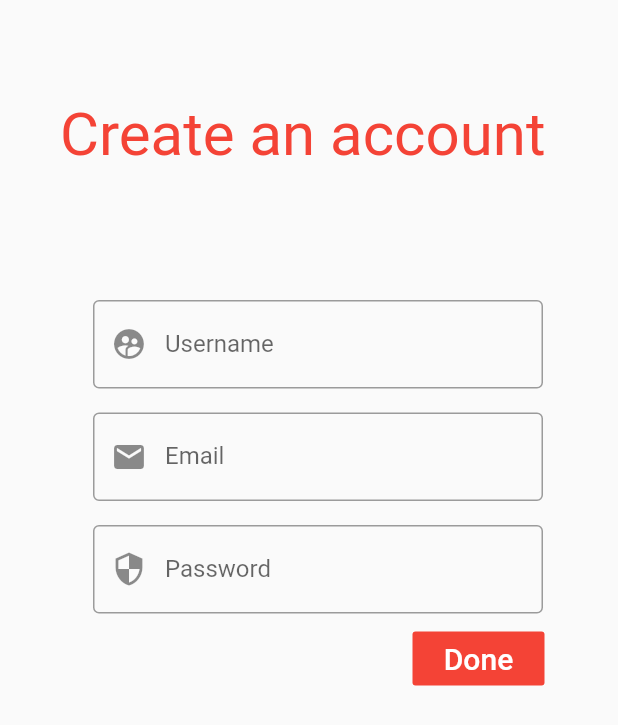
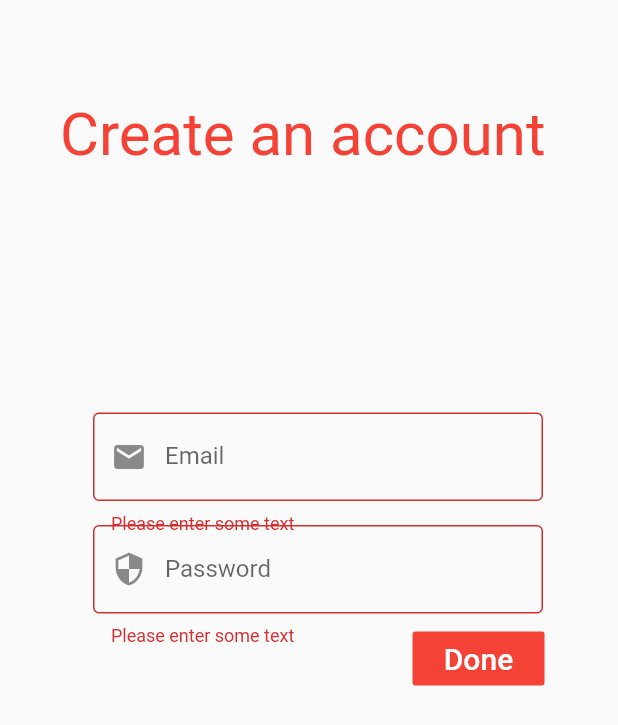
Before and after one commit to JosephLteif/Logistics_App, a Flutter app: the MySignUpPage screen opened directly, after a tap on "Done", on a phone screen of 412 x 824 dp. Shown: the top 725 px of the screen. Run offline on Flutter 3.47's test engine with Material 2 defaults, Android fonts, the phone set to English and light mode, and no system bars; our stand-ins replace backdrop, firebase_auth, firebase_database, google_sign_in; missing offline and left inert: dart:html; accounts and stored records are empty; network calls fail.

Commit message:
Registration functionalities done

```diff
--- /dev/null
+++ b/lib/Database.dart
@@ -0,0 +1,3 @@
+import 'package:firebase_database/firebase_database.dart';
+
+final databaseReference = FirebaseDatabase.instance.reference();
--- /dev/null
+++ b/lib/Registration.dart
@@ -0,0 +1,133 @@
+import 'package:firebase_auth/firebase_auth.dart';
+import 'package:flutter/material.dart';
+
+final FirebaseAuth _auth = FirebaseAuth.instance;
+
+class MySignUpPage extends StatelessWidget {
+  @override
+  Widget build(BuildContext context) {
+    return Scaffold(
+        resizeToAvoidBottomPadding: false, body: _RegisterEmailSection());
+  }
+}
+
+class _RegisterEmailSection extends StatefulWidget {
+  final String title = 'Registration';
+  @override
+  _RegisterEmailSectionState createState() => _RegisterEmailSectionState();
+}
+
+class _RegisterEmailSectionState extends State<_RegisterEmailSection>
+    with SingleTickerProviderStateMixin {
+  final GlobalKey<FormState> _formKey = GlobalKey<FormState>();
+  final TextEditingController _emailController = TextEditingController();
+  final TextEditingController _passwordController = TextEditingController();
+  bool _success;
+  String _userEmail;
+
+  Future<String> _register() async {
+    final FirebaseUser user = (await _auth.createUserWithEmailAndPassword(
+      email: _emailController.text.trim(),
+      password: _passwordController.text,
+    ))
+        .user;
+
+    try {
+      await user.sendEmailVerification();
+      return user.uid;
+    } catch (e) {}
+
+    if (user != null) {
+      setState(() {
+        _success = true;
+        _userEmail = user.email;
+      });
+    } else {
+      setState(() {
+        _success = true;
+      });
+    }
+  }
+
+  @override
+  void dispose() {
+    _emailController.dispose();
+    _passwordController.dispose();
+    super.dispose();
+  }
+
+  @override
+  Widget build(BuildContext context) {
+    return Form(
+        key: _formKey,
+        child: Stack(children: <Widget>[
+          Positioned(
+              top: 40,
+              left: 40,
+              child: Container(
+                  child: Text(
+                "Create an account",
+                textAlign: TextAlign.center,
+                style: TextStyle(fontSize: 40, color: Colors.red, height: 2),
+              ))),
+          Positioned(
+              top: 275,
+              right: 50,
+              child: Container(
+                child: TextFormField(
+                  validator: (value) {
+                    if (value.isEmpty) {
+                      return 'Please enter some text';
+                    }
+                    return null;
+                  },
+                  controller: _emailController,
+                  decoration: InputDecoration(
+                      prefixIcon: Icon(Icons.mail),
+                      labelText: "Email",
+                      border: OutlineInputBorder()),
+                ),
+                width: 300,
+              )),
+          Positioned(
+              top: 350,
+              right: 50,
+              child: Container(
+                child: TextFormField(
+                  validator: (value) {
+                    if (value.isEmpty) {
+                      return 'Please enter some text';
+                    }
+                    return null;
+                  },
+                  controller: _passwordController,
+                  obscureText: true,
+                  decoration: InputDecoration(
+                      prefixIcon: Icon(Icons.security),
+                      labelText: "Password",
+                      border: OutlineInputBorder()),
+                ),
+                width: 300,
+              )),
+          Container(),
+          Positioned(
+              top: 415,
+              left: 275,
+              child: FlatButton(
+                onPressed: () async {
+                  if (_formKey.currentState.validate()) {
+                    _register();
+                  }
+                },
+                child: Text("Done", style: TextStyle(fontSize: 20)),
+                textColor: Colors.white,
+                color: Colors.red,
+                disabledColor: Colors.grey,
+              )),
+          Container(
+            width: 40,
+            height: 60,
+          ),
+        ]));
+  }
+}
--- a/lib/SignUp.dart
+++ /dev/null
@@ -1,105 +0,0 @@
-import 'package:flutter/material.dart';
-
-class MySignUpPage extends StatelessWidget {
-  @override
-  Widget build(BuildContext context) {
-    return Scaffold(
-        // appBar: AppBar(
-        //   title: Text('Sign Up'),
-        //   elevation: 0.0,
-        // ),
-        resizeToAvoidBottomPadding: false,
-        body: TextInputWidget());
-  }
-}
-
-class TextInputWidget extends StatefulWidget {
-  @override
-  _TextInputWidgetState createState() => _TextInputWidgetState();
-}
-
-class _TextInputWidgetState extends State<TextInputWidget>
-    with SingleTickerProviderStateMixin {
-  TextEditingController username = new TextEditingController();
-  TextEditingController email = new TextEditingController();
-  TextEditingController password = new TextEditingController();
-
-  void onChanged() {}
-
-  @override
-  Widget build(BuildContext context) {
-    return Stack(children: <Widget>[
-      Positioned(
-          top: 40,
-          left: 40,
-          child: Container(
-              child: Text(
-            "Create an account",
-            textAlign: TextAlign.center,
-            style: TextStyle(fontSize: 40, color: Colors.red, height: 2),
-          ))),
-      Positioned(
-          top: 200,
-          right: 50,
-          child: Container(
-            child: TextField(
-              controller: username,
-              decoration: InputDecoration(
-                  prefixIcon: Icon(Icons.supervised_user_circle),
-                  labelText: "Username",
-                  border: OutlineInputBorder(
-                    borderSide:
-                        const BorderSide(color: Colors.white, width: 0.0),
-                  )),
-            ),
-            width: 300,
-          )),
-      Positioned(
-          top: 275,
-          right: 50,
-          child: Container(
-            child: TextField(
-              controller: password,
-              decoration: InputDecoration(
-                  prefixIcon: Icon(Icons.mail),
-                  labelText: "Email",
-                  border: OutlineInputBorder()),
-            ),
-            width: 300,
-          )),
-      Positioned(
-          top: 350,
-          right: 50,
-          child: Container(
-            child: TextField(
-              controller: password,
-              obscureText: true,
-              decoration: InputDecoration(
-                  prefixIcon: Icon(Icons.security),
-                  labelText: "Password",
-                  border: OutlineInputBorder()),
-            ),
-            width: 300,
-          )),
-      Container(),
-      Positioned(
-          top: 415,
-          left: 275,
-          child: FlatButton(
-            onPressed: () {
-              setState(() {
-                onChanged();
-              });
-            },
-            child: Text("Done", style: TextStyle(fontSize: 20)),
-            textColor: Colors.white,
-            color: Colors.red,
-            disabledColor: Colors.grey,
-          )),
-      Container(
-        width: 40,
-        height: 60,
-      ),
-    ]);
-  }
-}
--- a/pubspec.yaml
+++ b/pubspec.yaml
@@ -26,6 +26,7 @@ dependencies:
   firebase_auth: ^0.14.0+5
   google_sign_in: ^4.4.4
   backdrop: ^0.4.6
+  firebase_database: 3.1.6
 
 
 
```
Also changed, not shown: lib/FrontPage.dart (+5 -9 lines), lib/Login.dart (+148 -17 lines), lib/PasswordRecovery.dart (added, +77 -0 lines), lib/main.dart (+1 -51 lines), assets/RedCross_Logo.jpeg (deleted), assets/RedCross_Logo.png (added), pubspec.lock.
